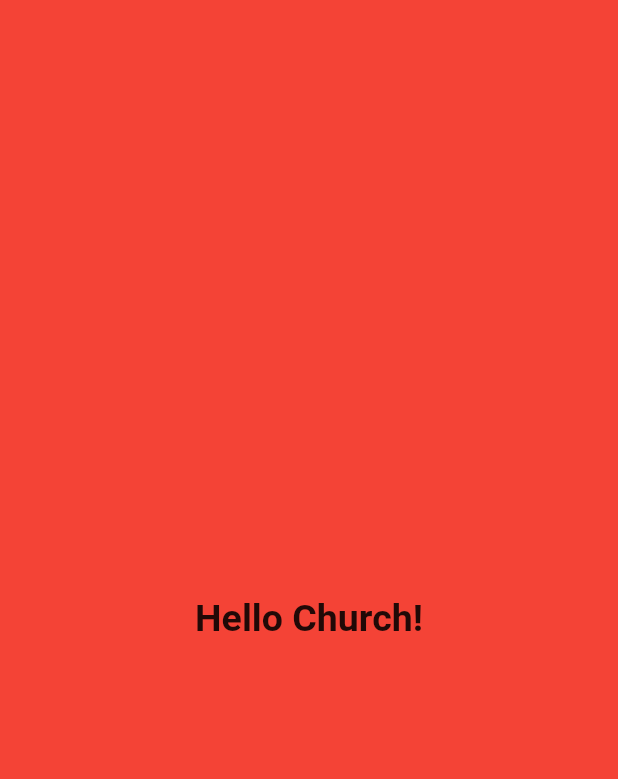
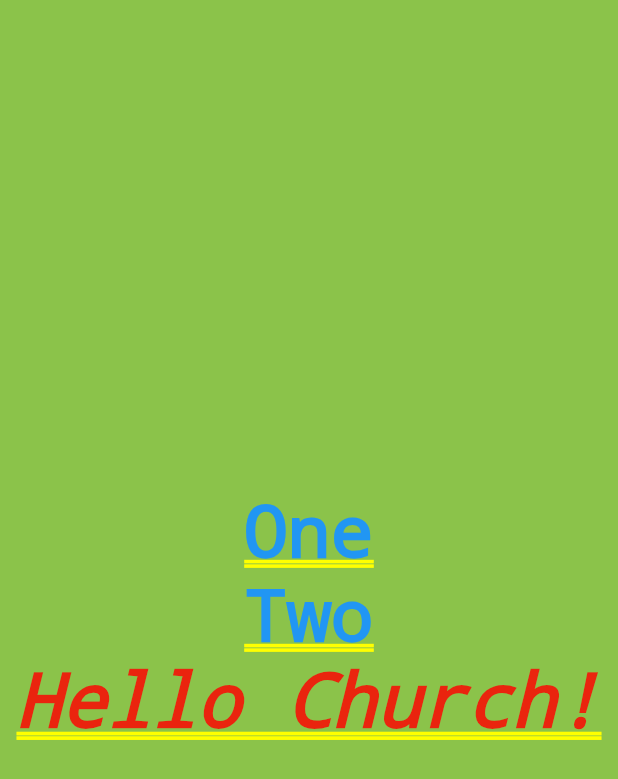
Before and after one commit to CharlesNJ/first_flutter_app, a Flutter app: the screen it shows after launch, on a phone screen of 412 x 824 dp. Shown: the top 779 px of the screen. Run offline on Flutter 3.47's test engine with Material 2 defaults, Android fonts, the phone set to English and light mode, and no system bars.

Commit message:
Container in a container

```diff
--- a/lib/main.dart
+++ b/lib/main.dart
@@ -1,9 +1,11 @@
+import 'package:first_flutter_app/ui/copy.dart';
 import 'package:flutter/material.dart';
-import './ui/copy.dart';
+
 
 void main() {
   runApp(new MaterialApp(
-    //color: Colors.red,
+    //color: Colors.red, //this doesn't have any affect because the
+    //container overwrites it
     home: new Welcome(),
 
   ));
--- a/lib/ui/copy.dart
+++ b/lib/ui/copy.dart
@@ -6,14 +6,30 @@ class Welcome extends StatelessWidget{
   @override
   Widget build(BuildContext context) {
     // TODO: implement build
-    return new Material(
-        color: Colors.red,
-        child: new Center(
-            child: new Text(
-                'Hello Church!',
-                textDirection: TextDirection.ltr,
-                style:new TextStyle(fontSize: 25, fontWeight: FontWeight.w700)))
+    return new Container(
+        color: Colors.lightGreen,
+           alignment: Alignment.center,
+           child: new Column(
+             mainAxisAlignment: MainAxisAlignment.center,
+             children: <Widget>[
+               new Text('One', textDirection: TextDirection.ltr,
+               style: new TextStyle(color: Colors.blue)),
+
+               new Text('Two',textDirection: TextDirection.ltr,
+                 style: new TextStyle(color: Colors.blue)),
+
+                new Container(
+                    child: new Text(
+                    'Hello Church!',
+                    textDirection: TextDirection.ltr,
+                    style:new TextStyle(fontSize:50 , fontWeight: FontWeight.w700,fontStyle: FontStyle.italic )))
+                 ]
+           )
+
+        //child: new Center(
+
     );
+
   }
 
 }
```
Also changed, not shown: pubspec.lock.
